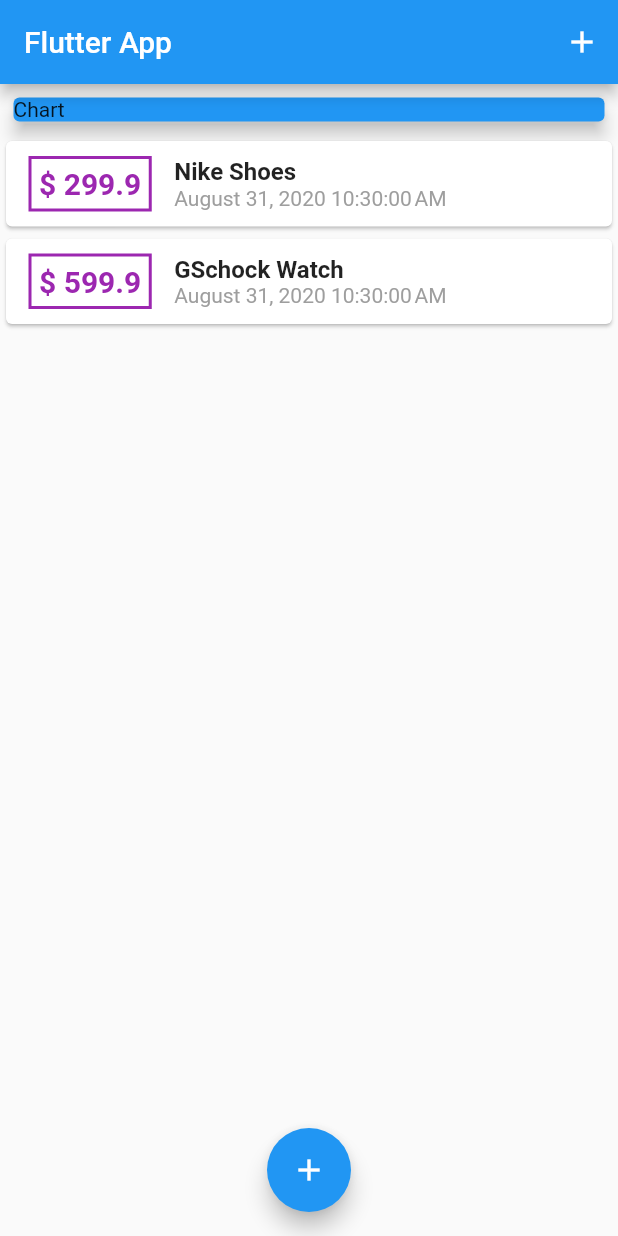
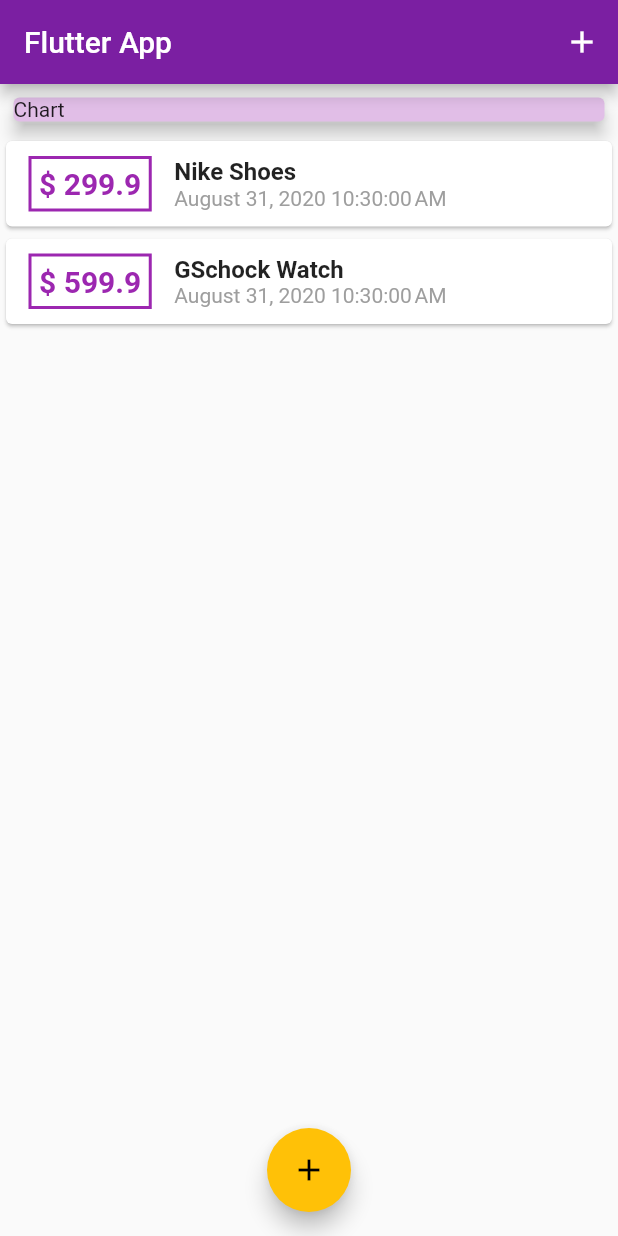
Before and after one commit to kaings-flutter/flutter_proj2, a Flutter app: the screen it shows after launch, on a phone screen of 412 x 824 dp. Run offline on Flutter 3.47's test engine with Material 2 defaults, Android fonts, the phone set to English and light mode, and no system bars.

Commit message:
using Theme

```diff
--- a/lib/main.dart
+++ b/lib/main.dart
@@ -9,9 +9,13 @@ class MyApp extends StatelessWidget {
   @override
   Widget build(BuildContext context) {
     return MaterialApp(
-      title: 'Flutter App',
-      home: MyHomePage(),
-    );
+        title: 'Flutter App',
+        home: MyHomePage(),
+        theme: ThemeData(
+            // primarySwatch -- diversify colors by their shades
+            primarySwatch: Colors.purple,
+            // some additional color that combines with primarySwatch
+            accentColor: Colors.amber));
   }
 }
 
@@ -54,6 +58,8 @@ class _MyHomePageState extends State<MyHomePage> {
   Widget build(BuildContext context) {
     return Scaffold(
       appBar: AppBar(
+        backgroundColor: Theme.of(context)
+            .primaryColorDark, // using the shade of one primary Theme color
         title: Text('Flutter App'),
         actions: [
           IconButton(
@@ -70,7 +76,8 @@ class _MyHomePageState extends State<MyHomePage> {
               margin: EdgeInsets.all(5),
               width: double.infinity,
               child: Card(
-                color: Colors.blue,
+                color: Theme.of(context)
+                    .primaryColorLight, // using the shade of one primary Theme color
                 child: Text('Chart'),
                 elevation: 5,
               ),
```
